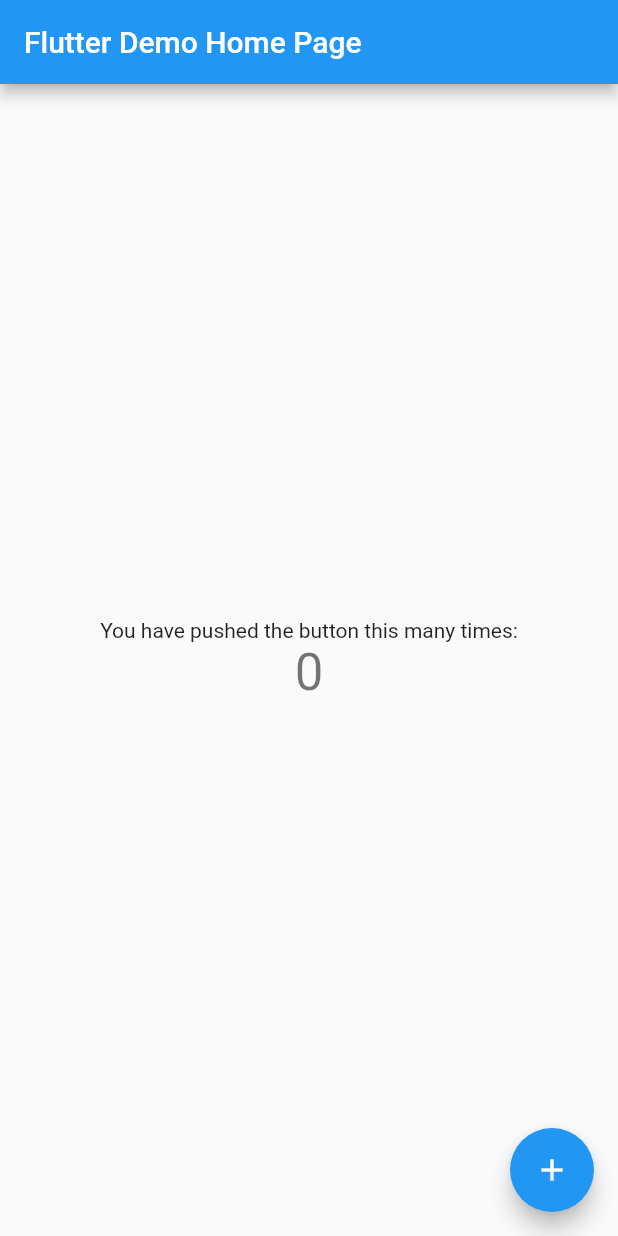
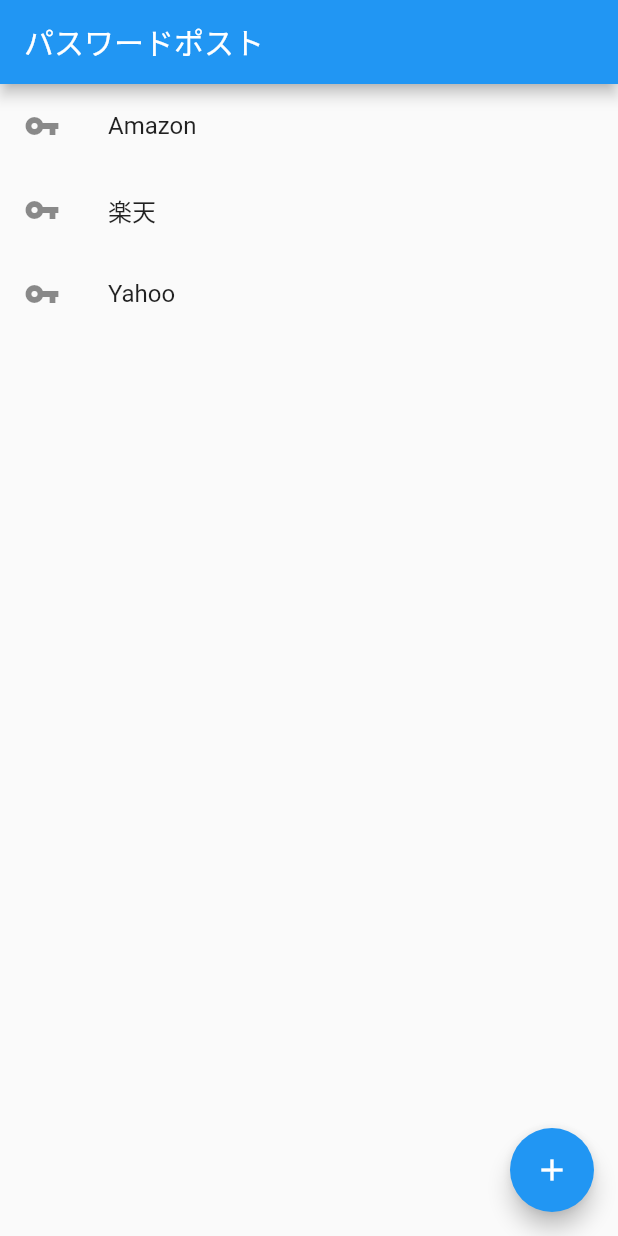
Before and after one commit to kizaki/sample_app, a Flutter app: the screen it shows after launch, on a phone screen of 412 x 824 dp. Run offline on Flutter 3.47's test engine with Material 2 defaults, Android fonts, the phone set to English and light mode, and no system bars.

Commit message:
todo ホーム画面のタイトル変更 todo リストを表示

```diff
--- a/lib/main.dart
+++ b/lib/main.dart
@@ -35,26 +35,30 @@ class _MyHomePageState extends State<MyHomePage> {
       _counter++;
     });
   }
-
+  // widget: 頭が大文字だったらWidget
+  // property: 頭が小文字だったらproperty
   @override
   Widget build(BuildContext context) {
     return Scaffold(
       appBar: AppBar(
-        title: Text(widget.title),
+        title: Text("パスワードポスト"),
       ),
-      body: Center(
-        child: Column(
-          mainAxisAlignment: MainAxisAlignment.center,
-          children: <Widget>[
-            Text(
-              'You have pushed the button this many times:',
-            ),
-            Text(
-              '$_counter',
-              style: Theme.of(context).textTheme.headline4,
-            ),
-          ],
-        ),
+      body: ListView(
+        children: [ // childrenの中に子要素を入れる
+          ListTile(
+            leading: Icon(Icons.vpn_key), // 左側に何かを表示したい場合使う
+           title: Text('Amazon'),
+          ),
+          ListTile(
+            leading: Icon(Icons.vpn_key),
+            title: Text('楽天'),
+          ),
+          ListTile(
+            leading: Icon(Icons.vpn_key),
+            title: Text('Yahoo'),
+          ),
+        ],
+
       ),
       floatingActionButton: FloatingActionButton(
         onPressed: _incrementCounter,
```
